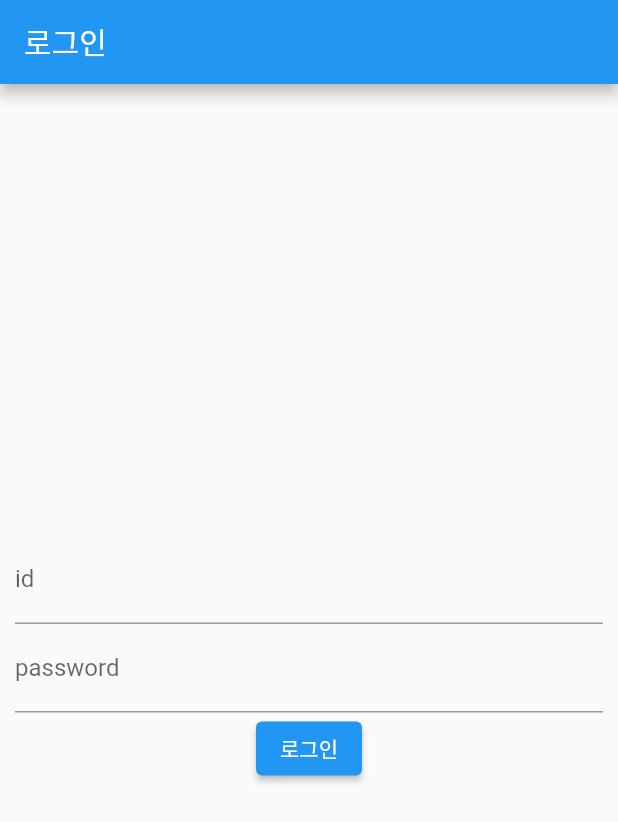
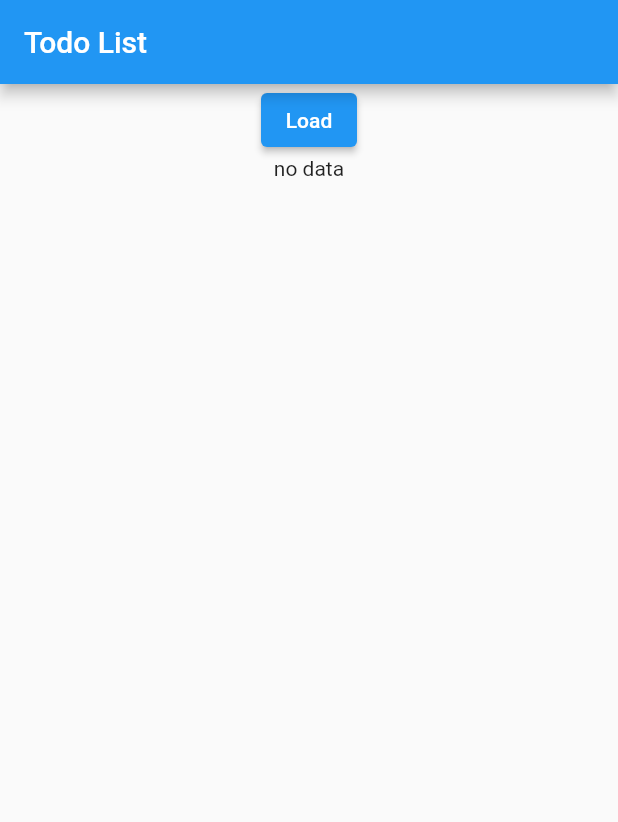
Before and after one commit to ji-hyun219/flutter_practice, a Flutter app: the screen it shows after launch, on a phone screen of 412 x 824 dp. Shown: the top 822 px of the screen. Run offline on Flutter 3.47's test engine with Material 2 defaults, Android fonts, the phone set to English and light mode, and no system bars; our stand-ins replace carousel_slider, device_info_plus, firebase_core, firebase_dynamic_links, flutter_secure_storage, get and 3 more; accounts and stored records are empty.

Commit message:
fix(StreamBuilder): 투두리스트

```diff
--- a/lib/main.dart
+++ b/lib/main.dart
@@ -6,8 +6,8 @@ import 'package:flutter/material.dart';
 // // import 'package:my_app/pages/tapboxB.dart';
 // import 'package:my_app/pages/tapboxC.dart';
 import 'package:get/get.dart';
-import 'package:my_app/pages/login/login_page.dart';
 import 'package:my_app/pages/make_dummy_data.dart';
+import 'package:my_app/pages/stream_builder_test/todo_list.dart';
 // import 'package:my_app/pages/slider.dart';
 // import 'package:my_app/pages/todo_list.dart';
 // import 'package:my_app/pages/get_to_result2.dart';
@@ -20,7 +20,7 @@ import 'package:my_app/pages/make_dummy_data.dart';
 void main() {
   runApp(
     // runApp 다음에는 항상 MaterialApp 이 들어가야 한다.
-    const GetMaterialApp(
+    GetMaterialApp(
       debugShowCheckedModeBanner: false,
       // home: SrtStaking(),
       // home: DynamicLink(),
@@ -42,7 +42,8 @@ void main() {
       // home: TabBarPage()
       // home: PacakgeInfoPage(title: 'PackageInfo example app'),
       // home: GetMyDeviceInfo(),
-      home: MyLoginPage(title: '로그인'),
+      // home: MyLoginPage(title: '로그인'),
+      home: TodoListPage(),
     ),
   );
   // loadAddress();
--- /dev/null
+++ b/lib/models/todo_model.dart
@@ -0,0 +1,38 @@
+import 'dart:convert';
+
+// ignore_for_file: public_member_api_docs, sort_constructors_first
+class Todo {
+  int userId;
+  int id;
+  String title;
+  bool completed;
+  Todo({
+    required this.userId,
+    required this.id,
+    required this.title,
+    required this.completed,
+  });
+
+  Map<String, dynamic> toMap() {
+    return <String, dynamic>{
+      'userId': userId,
+      'id': id,
+      'title': title,
+      'completed': completed,
+    };
+  }
+
+  factory Todo.fromMap(Map<String, dynamic> map) {
+    return Todo(
+      userId: map['userId'] as int,
+      id: map['id'] as int,
+      title: map['title'] as String,
+      completed: map['completed'] as bool,
+    );
+  }
+
+  String toJson() => json.encode(toMap());
+
+  factory Todo.fromJson(String source) =>
+      Todo.fromMap(json.decode(source) as Map<String, dynamic>);
+}
--- /dev/null
+++ b/lib/pages/stream_builder_test/todo_list.dart
@@ -0,0 +1,104 @@
+import 'dart:async';
+import 'dart:convert';
+import 'package:http/http.dart' as http;
+import 'package:flutter/material.dart';
+import 'package:my_app/models/todo_model.dart';
+
+/*
+화면 상단의 Load 버튼을 누르면 json파일을 서버에서 불러와서 보여줍니다.
+
+매끄럽게 처리가 되죠?
+
+스트림을 쓰면 비동기 데이터를 다루는 일이 한결 편해지는 걸 알 수 있습니다.
+
+다만 아쉬운 점은 스트림과 스트림 빌더가 앱에 추가되다 보니, UI 코드와 섞인단 거죠.
+
+앱의 크기가 커질수록 UI와 데이터 부분이 더 많이 섞이겠죠.
+
+이 문제를 해결하기 위해선 UI와 데이터 처리 부분을 분리해줘야합니다. --> Bloc 패턴
+*/
+
+class TodoListPage extends StatefulWidget {
+  @override
+  _TodoListPageState createState() => _TodoListPageState();
+}
+
+class _TodoListPageState extends State<TodoListPage> {
+  StreamController<List<Todo>> streamController =
+      StreamController(); // 데이터를 받아들이는 스트림.
+
+  Future<List<Todo>> getTodo() async {
+    Uri url = Uri.parse(
+        "https://jsonplaceholder.typicode.com/todos"); // http request를 보낼 url
+
+    http.Client client = http.Client(); // http 클라이언트 사용
+
+    List<Todo> list = [];
+
+    await client
+        .get(url) // http 리퀘스트를 보낸다.
+        .then((res) => res.body) // http 응답을 받으면, 그 중에서 body만 가져옴
+        .then(json.decode) // json을 형태로 파싱하고
+        .then((todos) => todos.forEach((todo) =>
+                list.add(Todo.fromJson(todo))) // json을 클래스 형태로 바꿔서 리스트에 더해준다.
+            );
+
+    return list;
+  }
+
+  Widget _buildListTile(AsyncSnapshot snapshot, int index) {
+    // 리스트 뷰에 들어갈 타일(작은 리스트뷰)를 만든다.
+    var id = snapshot.data[index].id;
+    var title = snapshot.data[index].title;
+    bool completed = snapshot.data[index].completed;
+
+    return ListTile(
+      leading: Text("$id"),
+      title: Text("$title"),
+      subtitle: Text(
+        "completed ",
+        style: TextStyle(color: completed ? Colors.lightBlue : Colors.red),
+      ),
+    );
+  }
+
+  @override
+  Widget build(BuildContext context) {
+    return Scaffold(
+        appBar: AppBar(title: const Text("Todo List")),
+        body: Column(
+          children: <Widget>[
+            Center(
+              child: ElevatedButton(
+                child: const Text("Load"),
+                onPressed: () {
+                  // 버튼을 누르면 서버에서 데이터를 가져옴
+                  getTodo().then((todos) {
+                    streamController.add(todos); // 스트림 컨트롤러에 데이터가 추가된다.
+                  });
+                },
+              ),
+            ),
+            Flexible(
+              child: StreamBuilder(
+                stream: streamController.stream,
+                builder: (BuildContext context, AsyncSnapshot snapshot) {
+                  if (!snapshot.hasData) {
+                    // 스냅샷에 데이터가 없으면 그냥 텍스트를 그린다.
+                    return const Text("no data");
+                  } else {
+                    // 스냅샷에 데이터가 있으면, 즉 스트림에 데이터가 추가되면 리스트뷰를 그린다.
+                    return ListView.builder(
+                      itemCount:
+                          snapshot.data.length, // 스냅샷의 데이터 크기만큼 뷰 크기를 정한다.
+                      itemBuilder: (context, index) =>
+                          _buildListTile(snapshot, index),
+                    );
+                  }
+                },
+              ),
+            ),
+          ],
+        ));
+  }
+}
--- a/pubspec.yaml
+++ b/pubspec.yaml
@@ -43,6 +43,7 @@ dependencies:
   package_info_plus: ^1.4.3
   device_info_plus: ^4.0.1
   flutter_secure_storage: ^5.0.2
+  http: ^0.13.5
 
 dev_dependencies:
   flutter_test:
```
Also changed, not shown: pubspec.lock.
